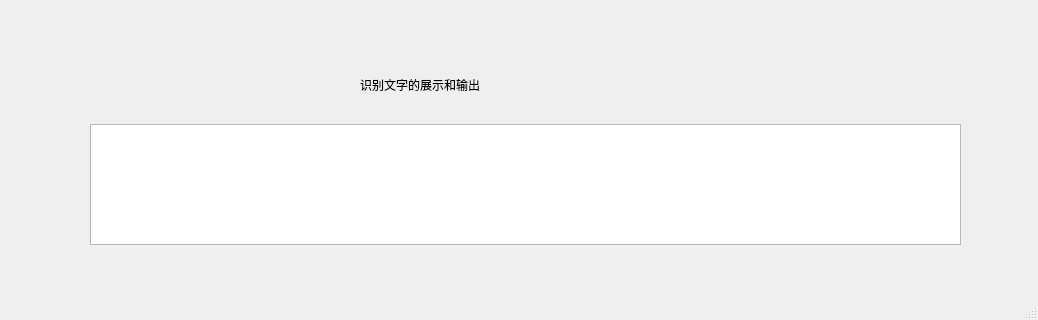
First picture: the form in mainwindow/mainwindow.ui, repository Ryan-Big-Data-grade24-scut/mainwindow3, before the edit; both pictures show x 0 to 1038 and y 433 to 753 of the 1038 by 753 pixel window.
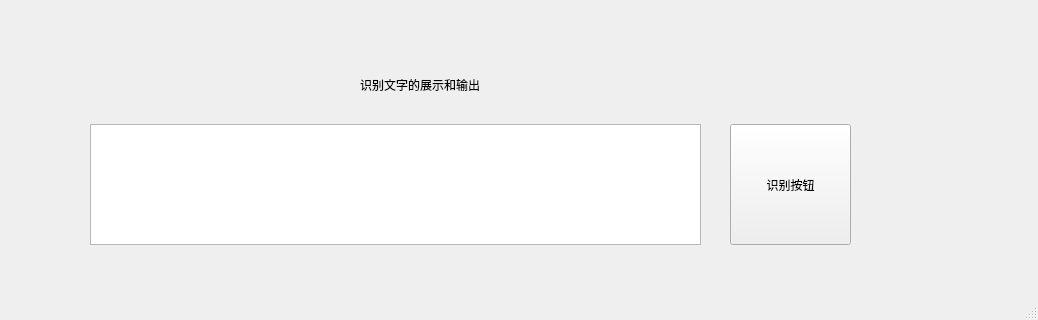
Second picture: the form after the edit. The open tabs and pages were chosen to show the change.

Diff of the .ui file:
```diff
--- a/mainwindow/mainwindow.ui
+++ b/mainwindow/mainwindow.ui
@@ -189,7 +189,7 @@
        <rect>
         <x>80</x>
         <y>530</y>
-        <width>871</width>
+        <width>611</width>
         <height>121</height>
        </rect>
       </property>
@@ -210,6 +210,22 @@
        <string>识别文字的展示和输出</string>
       </property>
      </widget>
+     <widget class="QPushButton" name="pushButton_ocr">
+      <property name="geometry">
+       <rect>
+        <x>720</x>
+        <y>530</y>
+        <width>121</width>
+        <height>121</height>
+       </rect>
+      </property>
+      <property name="styleSheet">
+       <string notr="true">font: 22pt &quot;Agency FB&quot;;</string>
+      </property>
+      <property name="text">
+       <string>识别按钮</string>
+      </property>
+     </widget>
     </widget>
     <widget class="QWidget" name="page_3">
      <widget class="QLabel" name="label_5">
```
Left out of the diff: 4 changed lines with no effect on the pictures.
